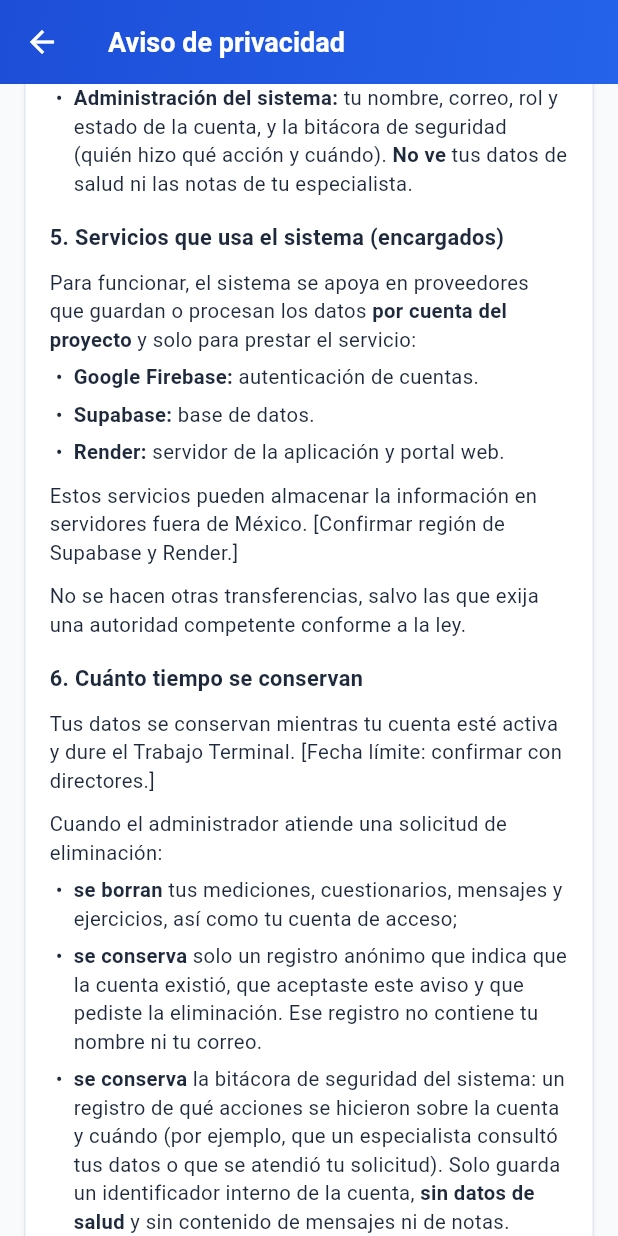
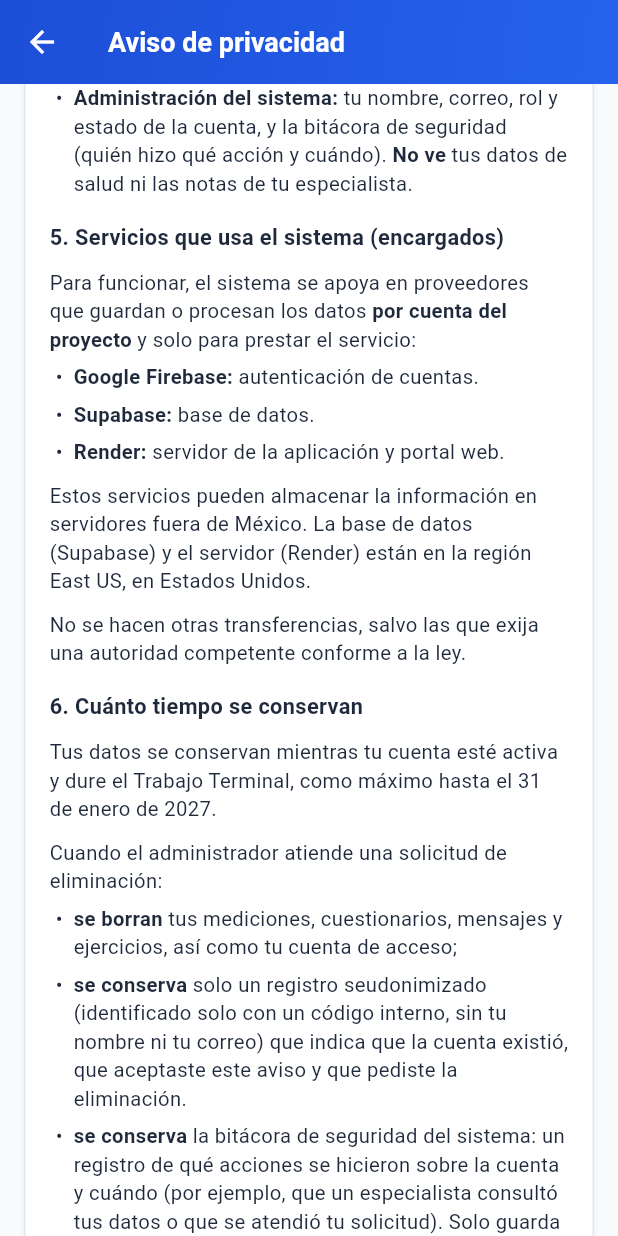
Before and after one commit to OmarAC03/Trabajo_Terminal_Ansiedad, a Flutter app: the AvisoIntegralScreen screen opened directly, scrolled down 1728 dp, on a phone screen of 412 x 824 dp. Run offline on Flutter 3.47's test engine with Material 3 defaults, Android fonts, the phone set to English and light mode, and no system bars; our stand-ins replace audioplayers, firebase_auth, firebase_core, firebase_messaging, fl_chart, flutter_local_notifications and 6 more; missing offline and left inert: flutter_classic_bluetooth; accounts and stored records are empty; network calls fail.

Commit message:
docs(privacidad): datos del aviso completados salvo el correo; 'registro seudonimizado'
Desarrolladores, región East US de Supabase y Render, conservación hasta el
31 de enero de 2027 y fecha de publicación 10 de noviembre de 2026, en la app y
en docs/version_final (que entra al repositorio). 'Registro anónimo' pasa a
'registro seudonimizado (identificado solo con un código interno...)'.

Las versiones siguen con -borrador: falta el correo de contacto, que aparece
tres veces entre corchetes.

Co-Authored-By: Claude Opus 5.5 <noreply@anthropic.com>

```diff
--- a/app_ansiedad/lib/contenido/privacidad_textos.dart
+++ b/app_ansiedad/lib/contenido/privacidad_textos.dart
@@ -42,7 +42,7 @@ class TextosPrivacidad {
   static const String introduccion =
       'Para usar la app necesitamos que leas y aceptes el aviso de privacidad y el consentimiento informado. '
       'Sin tu aceptación no se pueden registrar mediciones ni cuestionarios.';
-  static const String marcaBorrador = 'BORRADOR — faltan algunos datos por confirmar (entre corchetes).';
+  static const String marcaBorrador = 'BORRADOR — falta el correo de contacto del proyecto (entre corchetes).';
 
   static const String casillaAviso = 'Leí y acepto el aviso de privacidad.';
   static const String casillaConsentimiento =
@@ -93,8 +93,8 @@ class TextosPrivacidad {
         'mediante este prototipo, conforme a la Ley General de Protección de Datos Personales en Posesión de '
         'Sujetos Obligados.'),
     BloqueTexto.parrafo(
-        'El prototipo lo desarrollan Omar [apellidos] y Luis Enrique Marín Nostroza como parte del Trabajo '
-        'Terminal 2026-B085. Lo dirigen el Dr. José Alfredo Jiménez Benítez y la M. en C. Jacqueline Arzate '
+        'El prototipo lo desarrollan Omar Alejandro Angeles Carcamo y Luis Enrique Lopez Marin como parte del '
+        'Trabajo Terminal 2026-B085. Lo dirigen el Dr. José Alfredo Jiménez Benítez y la M. en C. Jacqueline Arzate '
         'Gordillo.'),
     BloqueTexto.subtitulo('2. Datos personales que se tratan'),
     BloqueTexto.parrafo('**Datos de identificación y de cuenta:**'),
@@ -155,20 +155,20 @@ class TextosPrivacidad {
     BloqueTexto.vineta('**Supabase:** base de datos.'),
     BloqueTexto.vineta('**Render:** servidor de la aplicación y portal web.'),
     BloqueTexto.parrafo(
-        'Estos servicios pueden almacenar la información en servidores fuera de México. [Confirmar región de '
-        'Supabase y Render.]'),
+        'Estos servicios pueden almacenar la información en servidores fuera de México. La base de datos '
+        '(Supabase) y el servidor (Render) están en la región East US, en Estados Unidos.'),
     BloqueTexto.parrafo(
         'No se hacen otras transferencias, salvo las que exija una autoridad competente conforme a la ley.'),
     BloqueTexto.subtitulo('6. Cuánto tiempo se conservan'),
     BloqueTexto.parrafo(
-        'Tus datos se conservan mientras tu cuenta esté activa y dure el Trabajo Terminal. [Fecha límite: '
-        'confirmar con directores.]'),
+        'Tus datos se conservan mientras tu cuenta esté activa y dure el Trabajo Terminal, como máximo hasta el '
+        '31 de enero de 2027.'),
     BloqueTexto.parrafo('Cuando el administrador atiende una solicitud de eliminación:'),
     BloqueTexto.vineta(
         '**se borran** tus mediciones, cuestionarios, mensajes y ejercicios, así como tu cuenta de acceso;'),
     BloqueTexto.vineta(
-        '**se conserva** solo un registro anónimo que indica que la cuenta existió, que aceptaste este aviso y '
-        'que pediste la eliminación. Ese registro no contiene tu nombre ni tu correo.'),
+        '**se conserva** solo un registro seudonimizado (identificado solo con un código interno, sin tu nombre '
+        'ni tu correo) que indica que la cuenta existió, que aceptaste este aviso y que pediste la eliminación.'),
     BloqueTexto.vineta(
         '**se conserva** la bitácora de seguridad del sistema: un registro de qué acciones se hicieron sobre la '
         'cuenta y cuándo (por ejemplo, que un especialista consultó tus datos o que se atendió tu solicitud). '
@@ -198,7 +198,7 @@ class TextosPrivacidad {
     BloqueTexto.parrafo(
         'Si este aviso cambia, la app te mostrará la nueva versión y te pedirá aceptarla antes de seguir '
         'midiendo.'),
-    BloqueTexto.parrafo('Versión: $versionAviso · Fecha: [fecha de publicación].'),
+    BloqueTexto.parrafo('Versión: $versionAviso · Fecha: 10 de noviembre de 2026.'),
   ];
 
   // --- C. Consentimiento informado (segunda casilla) ---
@@ -225,7 +225,7 @@ class TextosPrivacidad {
     BloqueTexto.vineta(
         '6. **Si necesito ayuda.** Esta app no atiende emergencias. Si me siento en crisis o en peligro, llamo '
         'al **911** o a la **Línea de la Vida 800 911 2000** (gratuita, 24 horas, todos los días).'),
-    BloqueTexto.parrafo('Versión: $versionConsentimiento · Fecha: [fecha de publicación].'),
+    BloqueTexto.parrafo('Versión: $versionConsentimiento · Fecha: 10 de noviembre de 2026.'),
   ];
 
   /// Textos planos del aviso (simplificado + integral) y del consentimiento;
```
Also changed, not shown: 2 other files.
